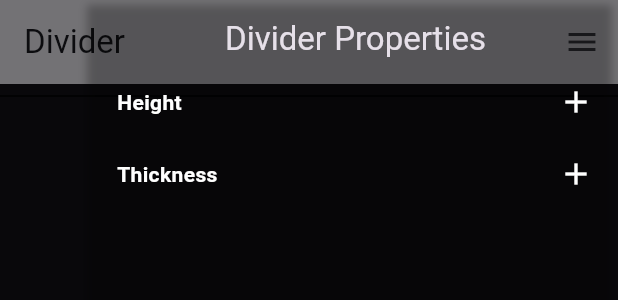
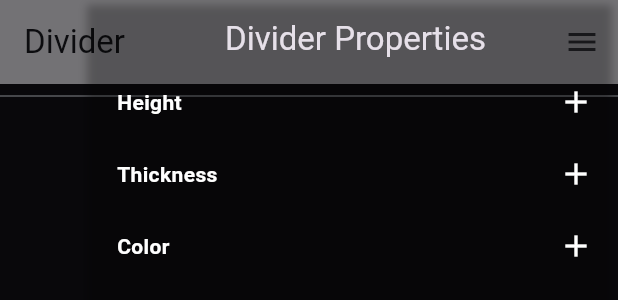
Before and after one commit to s4-ali/flutter_quest, a Flutter app: the DividerPropertyExplorer widget shown alone on an empty page, opened directly, with the side drawer open, on a phone screen of 412 x 824 dp. Shown: the top 300 px of the screen. Run offline on Flutter 3.47's test engine with Material 2 defaults, Android fonts, the phone set to English and light mode, and no system bars; our stand-ins replace responsive_builder.

Commit message:
#30: implemented fields in divider widget

```diff
--- a/lib/catalog/widgets/divider.dart
+++ b/lib/catalog/widgets/divider.dart
@@ -1,4 +1,5 @@
 import 'package:flutter/material.dart';
+import 'package:flutter_quest/property_fields/color_field.dart';
 import 'package:flutter_quest/widgets/core/propery_builder.dart';
 import 'package:flutter_quest/property_fields/number_field.dart';
 
@@ -16,6 +17,7 @@ class DividerPropertyExplorer extends StatelessWidget {
         final thickness = provider.numberField(id: "thickness", title: "Thickness")?.toDouble();
         final indent = provider.numberField(id: "thickness", title: "Thickness")?.toDouble();
         final endIndent = provider.numberField(id: "thickness", title: "Thickness")?.toDouble();
+        final color = provider.colorField(id: "color", title: 'Color');
 
 
         return Divider(
@@ -23,8 +25,7 @@ class DividerPropertyExplorer extends StatelessWidget {
           thickness: thickness,
           indent: indent,
           endIndent: endIndent,
-          color: Colors.black,
-
+          color: color,
         );
       },
     );
```
